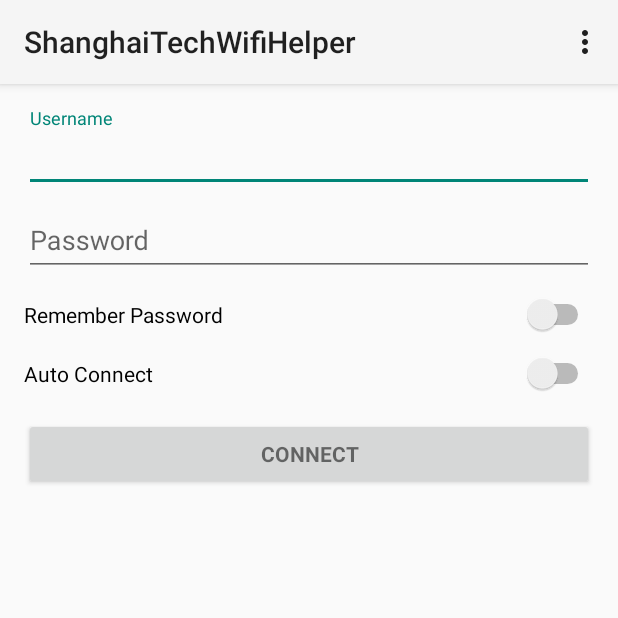
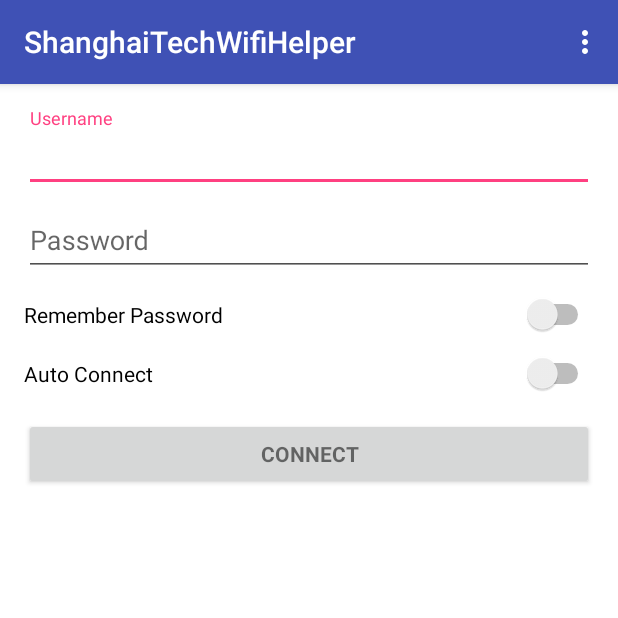
Before and after one commit to zeanzhou/ShanghaitechWifiHelper, an Android app: the screen it shows after launch (LoginActivity), on a phone screen of 412 x 824 dp, the top half of it. Run offline under Robolectric (Android 15) with nearby library versions, the phone set to English and light mode, and no system bars.

Commit message:
Modify theme to normal

```diff
--- a/app/src/main/AndroidManifest.xml
+++ b/app/src/main/AndroidManifest.xml
@@ -17,7 +17,7 @@
         android:label="@string/app_name"
         android:roundIcon="@mipmap/ic_launcher_round"
         android:supportsRtl="true"
-        android:theme="@style/Theme.AppCompat.Light.NoActionBar">
+        android:theme="@style/AppTheme">
         <activity
             android:name=".LoginActivity"
             android:label="@string/app_name">
--- a/app/src/main/res/layout/activity_login.xml
+++ b/app/src/main/res/layout/activity_login.xml
@@ -16,7 +16,7 @@
         android:layout_height="?attr/actionBarSize"
         android:background="?attr/colorPrimary"
         android:elevation="4dp"
-        android:theme="@style/ThemeOverlay.AppCompat.ActionBar"
+        android:theme="@style/ThemeOverlay.AppCompat.Dark.ActionBar"
         app:popupTheme="@style/ThemeOverlay.AppCompat.Light" />
 
     <!--android:minHeight="?attr/actionBarSize"-->
--- a/app/src/main/res/values/colors.xml
+++ b/app/src/main/res/values/colors.xml
@@ -3,4 +3,7 @@
     <color name="colorPrimary">#3F51B5</color>
     <color name="colorPrimaryDark">#303F9F</color>
     <color name="colorAccent">#FF4081</color>
+    <color name="colorPrimaryTextBlack">#000000</color>
+    <color name="colorSubTextBlack">#505050</color>
+    <color name="white">#ffffff</color>
 </resources>
--- a/app/src/main/res/values/styles.xml
+++ b/app/src/main/res/values/styles.xml
@@ -1,11 +1,14 @@
 <resources>
 
-    <!-- Base application theme. -->
-    <style name="AppTheme" parent="Theme.AppCompat.Light.DarkActionBar">
+    <!-- Base application theme. DarkActionBar-->
+    <style name="AppTheme" parent="Theme.AppCompat.Light.NoActionBar">
         <!-- Customize your theme here. -->
         <item name="colorPrimary">@color/colorPrimary</item>
         <item name="colorPrimaryDark">@color/colorPrimaryDark</item>
         <item name="colorAccent">@color/colorAccent</item>
+        <item name="android:textColorPrimary">@color/colorPrimaryTextBlack</item>
+        <item name="android:textColorSecondary">@color/colorSubTextBlack</item>
+        <item name="android:windowBackground">@color/white</item>
     </style>
 
 </resources>
```
